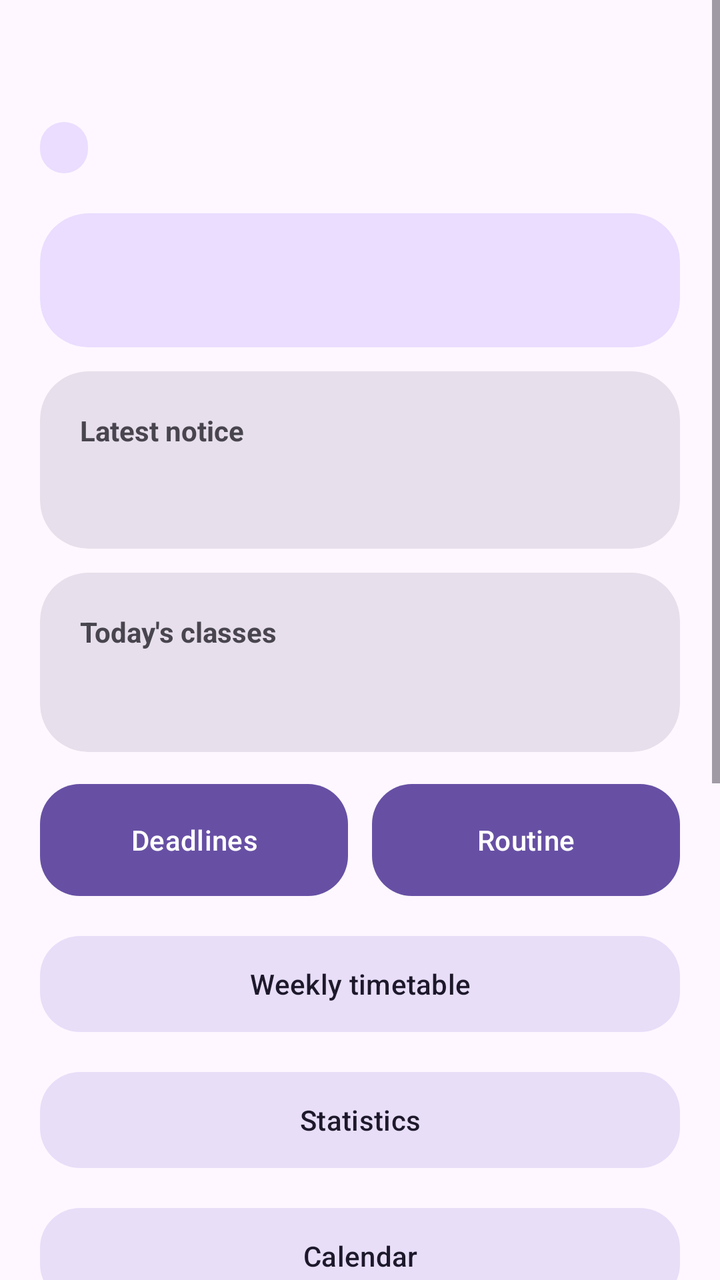
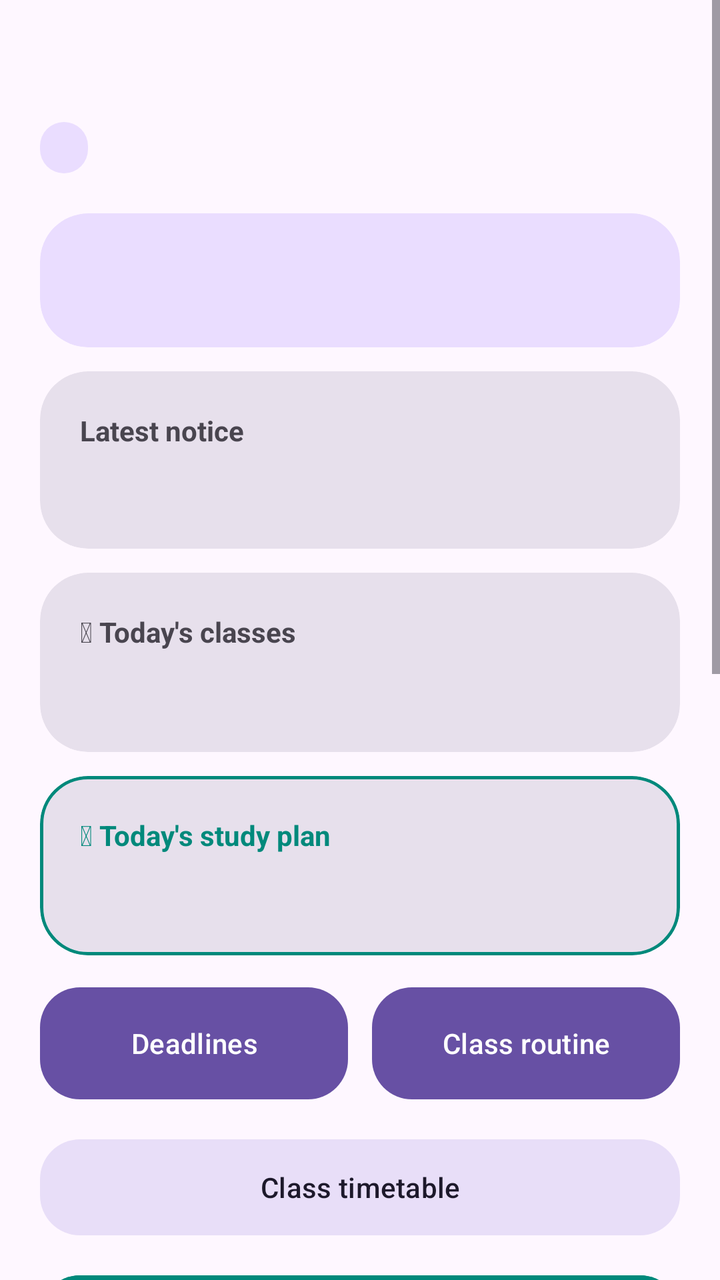

Compare the two renders of this Android layout. The source of the first and the diff that turns it into the second are given below.
<!-- AndroidManifest.xml: application theme Theme.CampusCompanion -->
<!-- res/layout/activity_main.xml -->
<?xml version="1.0" encoding="utf-8"?>
<ScrollView xmlns:android="http://schemas.android.com/apk/res/android"
    xmlns:app="http://schemas.android.com/apk/res-auto"
    android:layout_width="match_parent"
    android:layout_height="match_parent"
    android:fillViewport="true">

    <LinearLayout
        android:layout_width="match_parent"
        android:layout_height="wrap_content"
        android:orientation="vertical"
        android:padding="20dp">

        
        <TextView
            android:id="@+id/tvGreeting"
            android:layout_width="match_parent"
            android:layout_height="wrap_content"
            android:textSize="26sp"
            android:textStyle="bold"
            android:textColor="?attr/colorOnSurface" />

        <TextView
            android:id="@+id/tvSection"
            android:layout_width="wrap_content"
            android:layout_height="wrap_content"
            android:layout_marginTop="6dp"
            android:background="@drawable/bg_chip"
            android:paddingHorizontal="12dp"
            android:paddingVertical="4dp"
            android:textColor="?attr/colorOnPrimaryContainer"
            android:textSize="13sp" />

        
        <com.google.android.material.card.MaterialCardView
            android:layout_width="match_parent"
            android:layout_height="wrap_content"
            android:layout_marginTop="20dp"
            app:cardBackgroundColor="?attr/colorPrimaryContainer"
            app:cardCornerRadius="24dp"
            app:cardElevation="0dp"
            app:strokeWidth="0dp">

            <TextView
                android:id="@+id/tvWeather"
                android:layout_width="match_parent"
                android:layout_height="wrap_content"
                android:padding="20dp"
                android:textColor="?attr/colorOnPrimaryContainer"
                android:textSize="20sp"
                android:lineSpacingExtra="4dp" />
        </com.google.android.material.card.MaterialCardView>
        <com.google.android.material.card.MaterialCardView
            android:id="@+id/cardNotice"
            android:layout_width="match_parent"
            android:layout_height="wrap_content"
            android:layout_marginTop="12dp"
            android:clickable="true"
            android:focusable="true"
            app:cardBackgroundColor="?attr/colorSurfaceVariant"
            app:cardCornerRadius="24dp"
            app:cardElevation="0dp"
            app:strokeWidth="0dp">

            <LinearLayout
                android:layout_width="match_parent"
                android:layout_height="wrap_content"
                android:orientation="vertical"
                android:padding="20dp">

                <TextView
                    android:layout_width="wrap_content"
                    android:layout_height="wrap_content"
                    android:text="Latest notice"
                    android:textColor="?attr/colorOnSurfaceVariant"
                    android:textSize="14sp"
                    android:textStyle="bold" />

                <TextView
                    android:id="@+id/tvNotice"
                    android:layout_width="match_parent"
                    android:layout_height="wrap_content"
                    android:layout_marginTop="8dp"
                    android:textColor="?attr/colorOnSurface"
                    android:textSize="16sp"
                    android:lineSpacingExtra="3dp" />
            </LinearLayout>
        </com.google.android.material.card.MaterialCardView>
        
        <com.google.android.material.card.MaterialCardView
            android:layout_width="match_parent"
            android:layout_height="wrap_content"
            android:layout_marginTop="12dp"
            app:cardBackgroundColor="?attr/colorSurfaceVariant"
            app:cardCornerRadius="24dp"
            app:cardElevation="0dp"
            app:strokeWidth="0dp">

            <LinearLayout
                android:layout_width="match_parent"
                android:layout_height="wrap_content"
                android:orientation="vertical"
                android:padding="20dp">

                <TextView
                    android:layout_width="wrap_content"
                    android:layout_height="wrap_content"
                    android:text="Today's classes"
                    android:textColor="?attr/colorOnSurfaceVariant"
                    android:textSize="14sp"
                    android:textStyle="bold" />

                <TextView
                    android:id="@+id/tvToday"
                    android:layout_width="match_parent"
                    android:layout_height="wrap_content"
                    android:layout_marginTop="8dp"
                    android:textColor="?attr/colorOnSurface"
                    android:textSize="17sp"
                    android:lineSpacingExtra="4dp" />
            </LinearLayout>
        </com.google.android.material.card.MaterialCardView>

        
        <LinearLayout
            android:layout_width="match_parent"
            android:layout_height="wrap_content"
            android:layout_marginTop="12dp"
            android:orientation="horizontal">

            <com.google.android.material.button.MaterialButton
                android:id="@+id/btnDeadlines"
                android:layout_width="0dp"
                android:layout_height="64dp"
                android:layout_marginEnd="6dp"
                android:layout_weight="1"
                android:text="Deadlines"
                app:cornerRadius="20dp" />

            <com.google.android.material.button.MaterialButton
                android:id="@+id/btnRoutine"
                android:layout_width="0dp"
                android:layout_height="64dp"
                android:layout_marginStart="6dp"
                android:layout_weight="1"
                android:text="Routine"
                app:cornerRadius="20dp" />
        </LinearLayout>
        <com.google.android.material.button.MaterialButton
            android:id="@+id/btnTimetable"
            style="@style/Widget.Material3.Button.TonalButton"
            android:layout_width="match_parent"
            android:layout_height="56dp"
            android:layout_marginTop="12dp"
            android:text="Weekly timetable"
            app:cornerRadius="20dp" />
        <com.google.android.material.button.MaterialButton
            android:id="@+id/btnStats"
            style="@style/Widget.Material3.Button.TonalButton"
            android:layout_width="match_parent"
            android:layout_height="56dp"
            android:layout_marginTop="12dp"
            android:text="Statistics"
            app:cornerRadius="20dp" />
        <com.google.android.material.button.MaterialButton
            android:id="@+id/btnCalendar"
            style="@style/Widget.Material3.Button.TonalButton"
            android:layout_width="match_parent"
            android:layout_height="56dp"
            android:layout_marginTop="12dp"
            android:text="Calendar"
            app:cornerRadius="20dp" />
        
        <com.google.android.material.button.MaterialButton
            android:id="@+id/btnPost"
            style="@style/Widget.Material3.Button.TonalButton"
            android:layout_width="match_parent"
            android:layout_height="56dp"
            android:layout_marginTop="12dp"
            android:text="Post deadline to section"
            app:cornerRadius="20dp" />

        
        <com.google.android.material.card.MaterialCardView
            android:layout_width="match_parent"
            android:layout_height="wrap_content"
            android:layout_marginTop="16dp"
            app:cardBackgroundColor="?attr/colorSurfaceVariant"
            app:cardCornerRadius="24dp"
            app:cardElevation="0dp"
            app:strokeWidth="0dp">

            <LinearLayout
                android:layout_width="match_parent"
                android:layout_height="wrap_content"
                android:orientation="vertical"
                android:padding="16dp">

                <com.google.android.material.materialswitch.MaterialSwitch
                    android:id="@+id/swTracker"
                    android:layout_width="match_parent"
                    android:layout_height="wrap_content"
                    android:text="Next-deadline tracker"
                    android:textColor="?attr/colorOnSurface" />

                <com.google.android.material.materialswitch.MaterialSwitch
                    android:id="@+id/swDark"
                    android:layout_width="match_parent"
                    android:layout_height="wrap_content"
                    android:text="Dark mode"
                    android:textColor="?attr/colorOnSurface" />

                <com.google.android.material.button.MaterialButton
                    android:id="@+id/btnExactAlarm"
                    style="@style/Widget.Material3.Button.OutlinedButton"
                    android:layout_width="match_parent"
                    android:layout_height="wrap_content"
                    android:layout_marginTop="8dp"
                    android:text="Allow exact reminders" />
            </LinearLayout>
        </com.google.android.material.card.MaterialCardView>

        <TextView
            android:id="@+id/tvProviderCount"
            android:layout_width="match_parent"
            android:layout_height="wrap_content"
            android:layout_marginTop="12dp"
            android:textColor="?attr/colorOnSurfaceVariant"
            android:textSize="13sp" />

        
        <com.google.android.material.button.MaterialButton
            android:id="@+id/btnLogout"
            style="@style/Widget.Material3.Button.OutlinedButton"
            android:layout_width="match_parent"
            android:layout_height="56dp"
            android:layout_marginTop="16dp"
            android:text="Log out"
            android:textColor="?attr/colorError"
            app:cornerRadius="20dp"
            app:strokeColor="?attr/colorError" />
    </LinearLayout>
</ScrollView>
<!-- resources referenced by this layout -->
<resources>
  <!-- drawable bg_chip (drawable) -->
  <?xml version="1.0" encoding="utf-8"?>
  <shape xmlns:android="http://schemas.android.com/apk/res/android"
      android:shape="rectangle">
      <solid android:color="?attr/colorPrimaryContainer" />
      <corners android:radius="50dp" />
  </shape>
  <style name="Theme.CampusCompanion" parent="Base.Theme.CampusCompanion" />
  <style name="Base.Theme.CampusCompanion" parent="Theme.Material3.DayNight.NoActionBar">
          
      </style>
</resources>

<!-- the commit's change to res/layout/activity_main.xml (unified diff, before → after) -->
@@ -16,9 +16,9 @@
             android:id="@+id/tvGreeting"
             android:layout_width="match_parent"
             android:layout_height="wrap_content"
+            android:textColor="?attr/colorOnSurface"
             android:textSize="26sp"
-            android:textStyle="bold"
-            android:textColor="?attr/colorOnSurface" />
+            android:textStyle="bold" />
 
         <TextView
             android:id="@+id/tvSection"
@@ -45,11 +45,13 @@
                 android:id="@+id/tvWeather"
                 android:layout_width="match_parent"
                 android:layout_height="wrap_content"
+                android:lineSpacingExtra="4dp"
                 android:padding="20dp"
                 android:textColor="?attr/colorOnPrimaryContainer"
-                android:textSize="20sp"
-                android:lineSpacingExtra="4dp" />
-        </com.google.android.material.card.MaterialCardView>
+                android:textSize="20sp" />
+        </com.google.android.material.card.MaterialCardView>
+
+        
         <com.google.android.material.card.MaterialCardView
             android:id="@+id/cardNotice"
             android:layout_width="match_parent"
@@ -81,11 +83,12 @@
                     android:layout_width="match_parent"
                     android:layout_height="wrap_content"
                     android:layout_marginTop="8dp"
+                    android:lineSpacingExtra="3dp"
                     android:textColor="?attr/colorOnSurface"
-                    android:textSize="16sp"
-                    android:lineSpacingExtra="3dp" />
+                    android:textSize="16sp" />
             </LinearLayout>
         </com.google.android.material.card.MaterialCardView>
+
         
         <com.google.android.material.card.MaterialCardView
             android:layout_width="match_parent"
@@ -105,7 +108,7 @@
                 <TextView
                     android:layout_width="wrap_content"
                     android:layout_height="wrap_content"
-                    android:text="Today's classes"
+                    android:text="&#127979; Today's classes"
                     android:textColor="?attr/colorOnSurfaceVariant"
                     android:textSize="14sp"
                     android:textStyle="bold" />
@@ -115,9 +118,48 @@
                     android:layout_width="match_parent"
                     android:layout_height="wrap_content"
                     android:layout_marginTop="8dp"
+                    android:lineSpacingExtra="4dp"
                     android:textColor="?attr/colorOnSurface"
-                    android:textSize="17sp"
-                    android:lineSpacingExtra="4dp" />
+                    android:textSize="17sp" />
+            </LinearLayout>
+        </com.google.android.material.card.MaterialCardView>
+
+        
+        <com.google.android.material.card.MaterialCardView
+            android:id="@+id/cardStudy"
+            android:layout_width="match_parent"
+            android:layout_height="wrap_content"
+            android:layout_marginTop="12dp"
+            android:clickable="true"
+            android:focusable="true"
+            app:cardBackgroundColor="?attr/colorSurfaceVariant"
+            app:cardCornerRadius="24dp"
+            app:cardElevation="0dp"
+            app:strokeColor="@color/study_teal"
+            app:strokeWidth="1.5dp">
+
+            <LinearLayout
+                android:layout_width="match_parent"
+                android:layout_height="wrap_content"
+                android:orientation="vertical"
+                android:padding="20dp">
+
+                <TextView
+                    android:layout_width="wrap_content"
+                    android:layout_height="wrap_content"
+                    android:text="&#128214; Today's study plan"
+                    android:textColor="@color/study_teal"
+                    android:textSize="14sp"
+                    android:textStyle="bold" />
+
+                <TextView
+                    android:id="@+id/tvStudyToday"
+                    android:layout_width="match_parent"
+                    android:layout_height="wrap_content"
+                    android:layout_marginTop="8dp"
+                    android:lineSpacingExtra="4dp"
+                    android:textColor="?attr/colorOnSurface"
+                    android:textSize="17sp" />
             </LinearLayout>
         </com.google.android.material.card.MaterialCardView>
 
@@ -143,33 +185,48 @@
                 android:layout_height="64dp"
                 android:layout_marginStart="6dp"
                 android:layout_weight="1"
-                android:text="Routine"
+                android:text="Class routine"
                 app:cornerRadius="20dp" />
         </LinearLayout>
+
         <com.google.android.material.button.MaterialButton
             android:id="@+id/btnTimetable"
             style="@style/Widget.Material3.Button.TonalButton"
             android:layout_width="match_parent"
             android:layout_height="56dp"
             android:layout_marginTop="12dp"
-            android:text="Weekly timetable"
-            app:cornerRadius="20dp" />
+            android:text="Class timetable"
+            app:cornerRadius="20dp" />
+
+        
+        <com.google.android.material.button.MaterialButton
+            android:id="@+id/btnStudy"
+            android:layout_width="match_parent"
+            android:layout_height="56dp"
+            android:layout_marginTop="12dp"
+            android:backgroundTint="@color/study_teal"
+            android:text="&#128214; My study plan"
+            android:textColor="@android:color/white"
+            app:cornerRadius="20dp" />
+
         <com.google.android.material.button.MaterialButton
             android:id="@+id/btnStats"
             style="@style/Widget.Material3.Button.TonalButton"
             android:layout_width="match_parent"
             android:layout_height="56dp"
             android:layout_marginTop="12dp"
-            android:text="Statistics"
-            app:cornerRadius="20dp" />
+            android:text="Deadline statistics"
+            app:cornerRadius="20dp" />
+
         <com.google.android.material.button.MaterialButton
             android:id="@+id/btnCalendar"
             style="@style/Widget.Material3.Button.TonalButton"
             android:layout_width="match_parent"
             android:layout_height="56dp"
             android:layout_marginTop="12dp"
-            android:text="Calendar"
-            app:cornerRadius="20dp" />
+            android:text="Deadline calendar"
+            app:cornerRadius="20dp" />
+
         
         <com.google.android.material.button.MaterialButton
             android:id="@+id/btnPost"
<!-- resource entries referenced after the edit -->
@@ -1,5 +1,6 @@
 <!-- resources referenced by this layout -->
 <resources>
+  <color name="study_teal">#00897B</color>
   <!-- drawable bg_chip (drawable) -->
   <?xml version="1.0" encoding="utf-8"?>
   <shape xmlns:android="http://schemas.android.com/apk/res/android"
